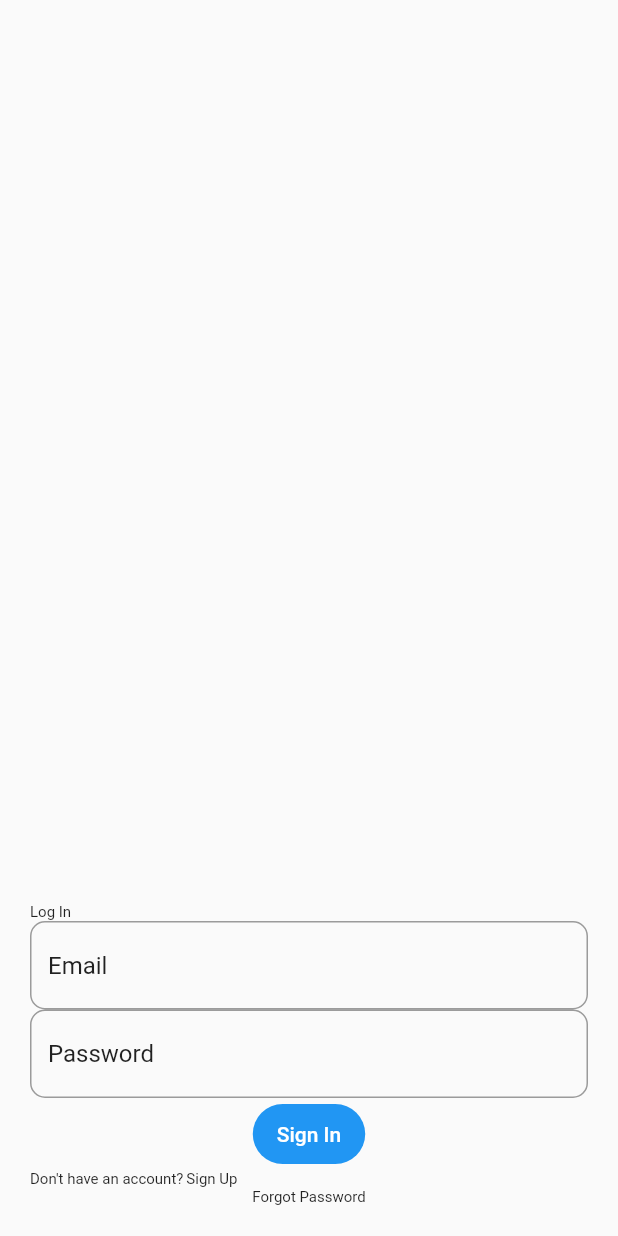
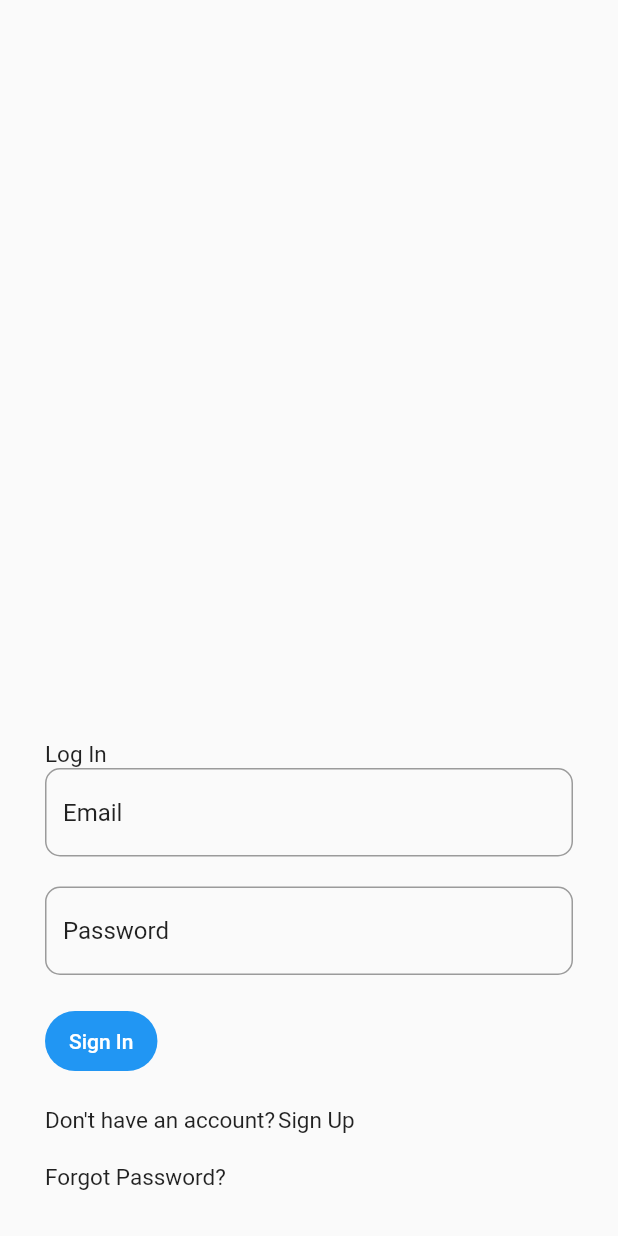
Before and after one commit to AshnahKhalidKhan/Flutter-Assignment-2, a Flutter app: the screen it shows after launch, on a phone screen of 412 x 824 dp. Run offline on Flutter 3.47's test engine with Material 2 defaults, Android fonts, the phone set to English and light mode, and no system bars.

Commit message:
Some formatting

```diff
--- a/lib/Widgets/LightThemeSignInScreen.dart
+++ b/lib/Widgets/LightThemeSignInScreen.dart
@@ -18,38 +18,19 @@ class _LightThemeSignInScreenState extends State<LightThemeSignInScreen>
     (
       body: Padding
       (
-        padding: EdgeInsets.all(20.0),
+        padding: const EdgeInsets.all(30.0),
         child: Column
         (
           mainAxisAlignment: MainAxisAlignment.end,
           crossAxisAlignment: CrossAxisAlignment.start,
           children:
           [
-            Text
+            const Text
             (
               "Log In",
               style: TextStyle
               (
-                fontSize: 10,
-              ),
-            ),
-            Column
-            (
-              children:
-              [
-                TextFormField
-                (
-                  decoration: InputDecoration
-                  (
-                    border: OutlineInputBorder
-                    (
-                      borderRadius: BorderRadius.circular(10.0)
-                    )
-                  ),
-                  initialValue: 'Email',
-                  style: TextStyle
-                  (
-
+                fontSize: 15,
               ),
             ),
             TextFormField
@@ -61,60 +42,68 @@ class _LightThemeSignInScreenState extends State<LightThemeSignInScreen>
                   borderRadius: BorderRadius.circular(10.0)
                 )
               ),
+              initialValue: 'Email',
+            ),
+            const SizedBox(height: 20.0),
+            TextFormField
+            (
+              decoration: InputDecoration
+              (
+                border: OutlineInputBorder
+                (
+                  borderRadius: BorderRadius.circular(10.0)
+                )
+              ),
               initialValue: 'Password',
-                  style: TextStyle
-                  (
-
             ),
-                ),
+            const SizedBox(height: 20.0),
             FilledButton.tonal
             (
               onPressed: () {},
               child: Text('Sign In')
             ),
+            const SizedBox(height: 20.0),
             Row
             (
               mainAxisAlignment: MainAxisAlignment.start,
               children:
               [
-                    Text
+                const Text
                 (
                   "Don't have an account?",
                   style: TextStyle
                   (
-                        fontSize: 10,
+                    fontSize: 15,
                   ),
                 ),
-                    SizedBox(width: 2.0,),
+                const SizedBox(width: 2.0),
                 GestureDetector
                 (
-                      child: Text
+                  child: const Text
                   (
                     "Sign Up",
                     style: TextStyle
                     (
-                          fontSize: 10,
+                      fontSize: 15,
                     ),
                   ),
                   onTap: () {},
                 ),
               ],
             ),
+            const SizedBox(height: 20.0),
             GestureDetector
             (
-                  child: Text
+              child: const Text
               (
-                    "Forgot Password",
+                "Forgot Password?",
                 style: TextStyle
                 (
-                      fontSize: 10,
+                  fontSize: 15,
                 ),
               ),
               onTap: () {},
             ),
-
-              ],
-            )
           ]
         ),
       ),
```
Lines whose indentation alone changed are shown as unchanged.
